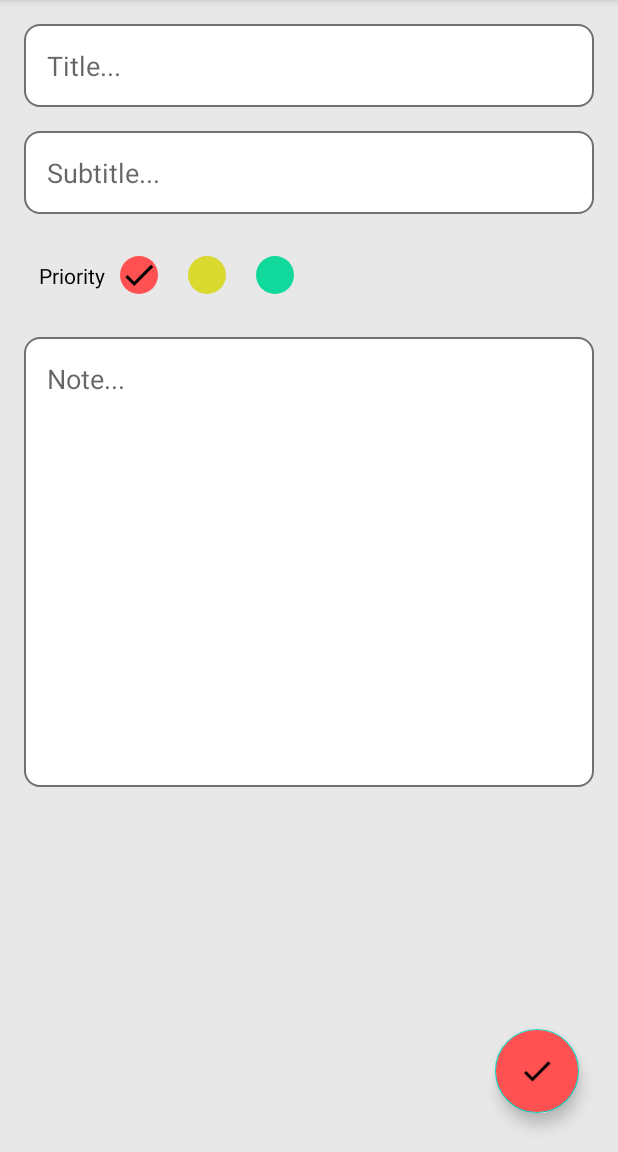
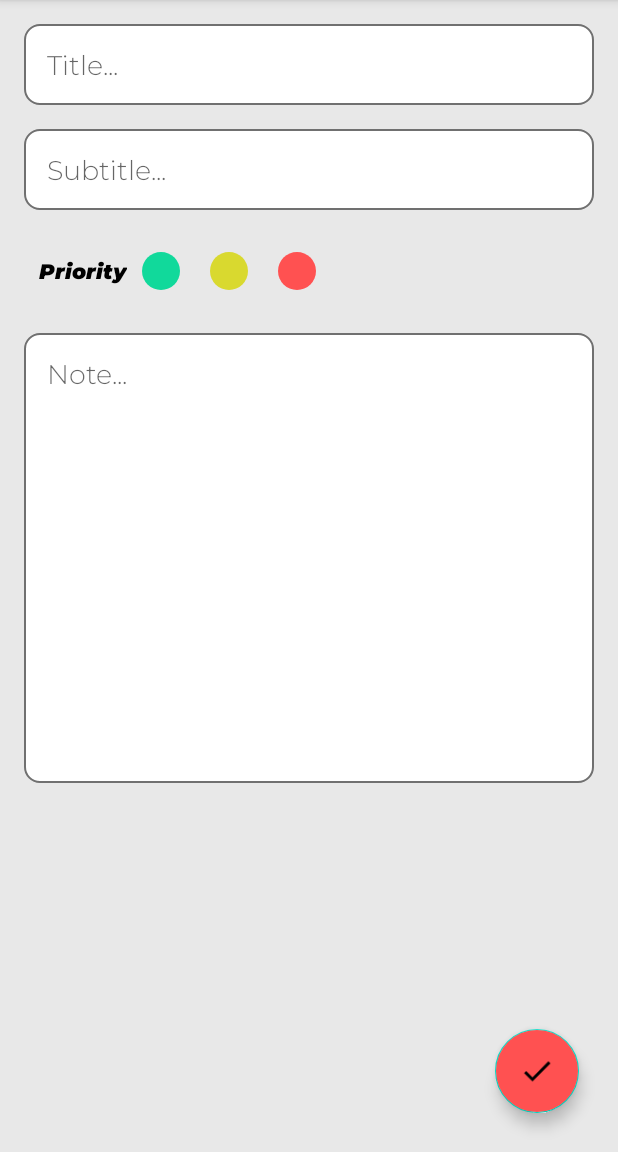
Before and after one commit to kaifakhtar/NotesGuardian, an Android app: the UpdateNotesActivity screen opened directly, with no data from a screen before it, on a phone screen of 412 x 824 dp, the part 84-1236 px from its top. Run offline under Robolectric (Android 15) with nearby library versions, the phone set to English and light mode, and no system bars; our stand-ins replace Room's generated code; 1 statement that could not run was skipped.

Commit message:
completed till insert and update notes

```diff
--- a/app/src/main/java/nitj/cgpa/notesguardian/Activity/InsertNotesActivity.java
+++ b/app/src/main/java/nitj/cgpa/notesguardian/Activity/InsertNotesActivity.java
@@ -65,7 +65,7 @@ public class InsertNotesActivity extends AppCompatActivity {
         notes1.notesPriority=priority;
         notes1.notesDate=sequence.toString();
         notesViewModel.insertNote(notes1);
-        Toast.makeText(this,"Note created succesfully !",Toast.LENGTH_SHORT).show();
+        Toast.makeText(this,"Note created!",Toast.LENGTH_SHORT).show();
         finish();
     }
 }
--- a/app/src/main/java/nitj/cgpa/notesguardian/Activity/UpdateNotesActivity.java
+++ b/app/src/main/java/nitj/cgpa/notesguardian/Activity/UpdateNotesActivity.java
@@ -1,16 +1,89 @@
 package nitj.cgpa.notesguardian.Activity;
 
 import androidx.appcompat.app.AppCompatActivity;
+import androidx.lifecycle.ViewModelProvider;
 
 import android.os.Bundle;
+import android.widget.Toast;
 
+import java.text.DateFormat;
+import java.util.Date;
+
+import nitj.cgpa.notesguardian.Model.Notes;
 import nitj.cgpa.notesguardian.R;
+import nitj.cgpa.notesguardian.ViewModel.NotesViewModel;
+import nitj.cgpa.notesguardian.databinding.ActivityUpdateNotesBinding;
 
 public class UpdateNotesActivity extends AppCompatActivity {
+        ActivityUpdateNotesBinding binding;
+        String priority="1";// to be same as previous notes priority
+        String stitle,ssubtitle,snotes;
+        NotesViewModel notesViewModel;
+        int iid;
 
     @Override
     protected void onCreate(Bundle savedInstanceState) {
         super.onCreate(savedInstanceState);
-        setContentView(R.layout.activity_update_notes);
+        binding=ActivityUpdateNotesBinding.inflate(getLayoutInflater());
+        setContentView(binding.getRoot());
+        notesViewModel =new ViewModelProvider(this).get(NotesViewModel.class);
+        iid=getIntent().getIntExtra("id",0);
+        stitle=getIntent().getStringExtra("title");
+        ssubtitle=getIntent().getStringExtra("subtitle");
+        snotes=getIntent().getStringExtra("notes");
+        priority=getIntent().getStringExtra("priority");
+
+        binding.updateTitle.setText(stitle);
+        binding.updatesubTitle.setText(ssubtitle);
+        binding.updateNoteTextBox.setText(snotes);
+
+        if(priority.equals("1"))binding.greenPriority.setImageResource(R.drawable.ic_baseline_done_24);
+        else if(priority.equals("2"))binding.yellowPriority.setImageResource(R.drawable.ic_baseline_done_24);
+        else if(priority.equals("3"))binding.redPriority.setImageResource(R.drawable.ic_baseline_done_24);
+
+        binding.greenPriority.setOnClickListener(view -> {
+            priority="1";
+            binding.greenPriority.setImageResource(R.drawable.ic_baseline_done_24);
+            binding.redPriority.setImageResource(0);
+            binding.yellowPriority.setImageResource(0);
+        });
+        binding.redPriority.setOnClickListener(view -> {
+            priority="3";
+            binding.redPriority.setImageResource(R.drawable.ic_baseline_done_24);
+            binding.greenPriority.setImageResource(0);
+            binding.yellowPriority.setImageResource(0);
+        });
+
+        binding.yellowPriority.setOnClickListener(view -> {
+            priority="2";
+            binding.yellowPriority.setImageResource(R.drawable.ic_baseline_done_24);
+            binding.greenPriority.setImageResource(0);
+            binding.redPriority.setImageResource(0);
+
+        });
+
+        binding.doneUpdateButton.setOnClickListener(view -> {
+            String title=binding.updateTitle.getText().toString();
+            String subTitle=binding.updatesubTitle.getText().toString();
+            String notes=binding.updateNoteTextBox.getText().toString();
+
+            updateNotes(title,subTitle,notes);
+        });
+    }
+
+    private void updateNotes(String title, String subTitle, String notes) {
+        Date date=new Date();
+        CharSequence sequence= DateFormat.getDateInstance().format(date);
+        Notes updatedNotes=new Notes();
+        updatedNotes.id=iid;
+        updatedNotes.notesTitle=title;
+        updatedNotes.notesSubtitle=subTitle;
+        updatedNotes.notes=notes;
+        updatedNotes.notesPriority=priority;//ye change krni hai
+        updatedNotes.notesDate=sequence.toString();
+
+        notesViewModel.updateNote(updatedNotes);
+        Toast.makeText(this,"Note updated!",Toast.LENGTH_SHORT).show();
+        finish();
     }
 }
--- a/app/src/main/java/nitj/cgpa/notesguardian/MainActivity.java
+++ b/app/src/main/java/nitj/cgpa/notesguardian/MainActivity.java
@@ -4,6 +4,7 @@ import androidx.appcompat.app.AppCompatActivity;
 import androidx.lifecycle.ViewModelProvider;
 import androidx.recyclerview.widget.GridLayoutManager;
 import androidx.recyclerview.widget.RecyclerView;
+import androidx.recyclerview.widget.StaggeredGridLayoutManager;
 
 import android.content.Intent;
 import android.os.Bundle;
@@ -30,9 +31,11 @@ public class MainActivity extends AppCompatActivity {
             startActivity(new Intent(MainActivity.this, InsertNotesActivity.class));
         });
         notesViewModel.getAllNotes.observe(this,notes -> {
-            notesRecyclerView.setLayoutManager(new GridLayoutManager(this,2));
+            GridLayoutManager gridLayoutManager=new GridLayoutManager(this,2);
+            notesRecyclerView.setLayoutManager(gridLayoutManager);
             notesAdapter=new NotesAdapter(MainActivity.this,notes);
             notesRecyclerView.setAdapter(notesAdapter);
+            notesRecyclerView.setHasFixedSize(true);
         });
     }
 }
--- a/app/src/main/res/layout/activity_main.xml
+++ b/app/src/main/res/layout/activity_main.xml
@@ -4,12 +4,15 @@
     xmlns:tools="http://schemas.android.com/tools"
     android:layout_width="match_parent"
     android:layout_height="match_parent"
+    android:background="#E8E8E8"
     tools:context=".MainActivity">
 
     <androidx.recyclerview.widget.RecyclerView
         android:id="@+id/notesRecyclerView"
         android:layout_width="match_parent"
-        android:layout_height="match_parent" />
+        android:layout_height="match_parent"
+        android:layout_alignParentBottom="true"
+        android:layout_alignParentTop="true"/>
 
     <com.google.android.material.floatingactionbutton.FloatingActionButton
         android:id="@+id/addNoteButton"
--- a/app/src/main/res/layout/activity_update_notes.xml
+++ b/app/src/main/res/layout/activity_update_notes.xml
@@ -14,38 +14,44 @@
         android:orientation="vertical">
 
         <EditText
+            android:id="@+id/updateTitle"
             android:layout_width="match_parent"
             android:layout_height="wrap_content"
-            android:hint="Title..."
-            android:background="@drawable/edit_text_background"
-            android:padding="15dp"
             android:layout_marginStart="16dp"
-            android:layout_marginEnd="16dp"
             android:layout_marginLeft="16dp"
             android:layout_marginTop="16dp"
-            android:layout_marginRight="16dp">
+            android:layout_marginEnd="16dp"
+            android:layout_marginRight="16dp"
+            android:background="@drawable/edit_text_background"
+            android:fontFamily="@font/mont_light"
+            android:hint="Title..."
+            android:padding="15dp">
+
         </EditText>
 
         <EditText
+            android:id="@+id/updatesubTitle"
             android:layout_width="match_parent"
             android:layout_height="wrap_content"
-            android:hint="Subtitle..."
-            android:background="@drawable/edit_text_background"
-            android:padding="15dp"
             android:layout_marginStart="16dp"
-            android:layout_marginEnd="16dp"
             android:layout_marginLeft="16dp"
             android:layout_marginTop="16dp"
-            android:layout_marginRight="16dp">
+            android:layout_marginEnd="16dp"
+            android:layout_marginRight="16dp"
+            android:background="@drawable/edit_text_background"
+            android:fontFamily="@font/mont_light"
+            android:hint="Subtitle..."
+            android:padding="15dp">
+
         </EditText>
 
         <LinearLayout
             android:layout_width="match_parent"
             android:layout_height="50dp"
             android:layout_marginStart="16dp"
-            android:layout_marginEnd="16dp"
             android:layout_marginLeft="16dp"
             android:layout_marginTop="16dp"
+            android:layout_marginEnd="16dp"
             android:gravity="center_vertical">
 
             <TextView
@@ -53,41 +59,51 @@
                 android:layout_height="wrap_content"
                 android:layout_marginStart="10dp"
                 android:layout_marginLeft="10dp"
-                android:textColor="@color/black"
                 android:layout_marginRight="10dp"
-                android:text="Priority"/>
+                android:fontFamily="@font/montes_black_italic"
+                android:text="Priority"
+                android:textColor="@color/black" />
 
             <ImageView
+                android:id="@+id/greenPriority"
                 android:layout_width="25dp"
                 android:layout_height="25dp"
                 android:layout_margin="10dp"
-                android:background="@drawable/red_shape"
-                android:src="@drawable/ic_baseline_done_24"/>
+                android:background="@drawable/green_shape" />
+
+
             <ImageView
+                android:id="@+id/yellowPriority"
                 android:layout_width="25dp"
                 android:layout_height="25dp"
                 android:layout_margin="10dp"
-                android:background="@drawable/yellow_shape"/>
+                android:background="@drawable/yellow_shape" />
+
             <ImageView
+                android:id="@+id/redPriority"
                 android:layout_width="25dp"
                 android:layout_height="25dp"
                 android:layout_margin="10dp"
-                android:background="@drawable/green_shape"/>
+                android:background="@drawable/red_shape" />
+
 
         </LinearLayout>
 
         <EditText
+            android:id="@+id/updateNoteTextBox"
             android:layout_width="match_parent"
             android:layout_height="300dp"
-            android:hint="Note..."
-            android:background="@drawable/edit_text_background"
-            android:padding="15dp"
-            android:gravity="start"
             android:layout_marginStart="16dp"
-            android:layout_marginEnd="16dp"
             android:layout_marginLeft="16dp"
             android:layout_marginTop="16dp"
-            android:layout_marginRight="16dp">
+            android:layout_marginEnd="16dp"
+            android:layout_marginRight="16dp"
+            android:background="@drawable/edit_text_background"
+            android:fontFamily="@font/mont_light"
+            android:gravity="start"
+            android:hint="Note..."
+            android:padding="15dp">
+
         </EditText>
 
     </LinearLayout>
```
Also changed, not shown: app/src/main/java/nitj/cgpa/notesguardian/Adapter/NotesAdapter.java (+23 -8 lines), app/src/main/res/layout/inivisual_display_note.xml (+6 -1 lines), app/src/main/res/font/mont_light.ttf (added), app/src/main/res/font/mont_thin.ttf (added), app/src/main/res/font/montes_black_italic.ttf (added).
